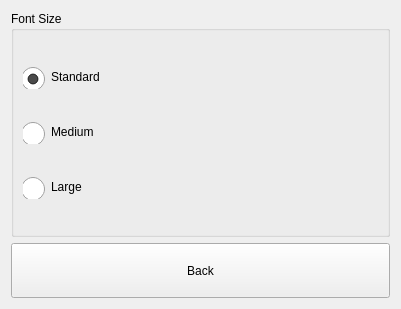
The window that dlgpreferences.ui (ic005k/Knot-Legacy) describes before a commit, drawn with Qt 5.
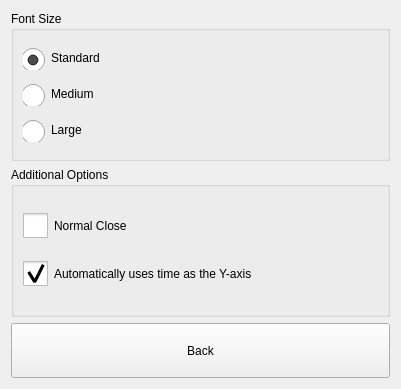
The same window after the commit. Icons and pictures are not drawn.

```diff
--- a/dlgpreferences.ui
+++ b/dlgpreferences.ui
@@ -7,7 +7,7 @@
     <x>0</x>
     <y>0</y>
     <width>401</width>
-    <height>309</height>
+    <height>389</height>
    </rect>
   </property>
   <property name="windowTitle">
@@ -120,6 +120,46 @@
     </widget>
    </item>
    <item row="1" column="0">
+    <widget class="QGroupBox" name="groupBox">
+     <property name="title">
+      <string>Additional Options</string>
+     </property>
+     <layout class="QGridLayout" name="gridLayout_3">
+      <item row="0" column="0">
+       <widget class="QCheckBox" name="chkClose">
+        <property name="styleSheet">
+         <string notr="true">QCheckBox::indicator {
+    /* 选择框尺寸 */
+    width:25px;
+    height:25px;
+}</string>
+        </property>
+        <property name="text">
+         <string>Normal Close</string>
+        </property>
+       </widget>
+      </item>
+      <item row="1" column="0">
+       <widget class="QCheckBox" name="chkAutoTime">
+        <property name="styleSheet">
+         <string notr="true">QCheckBox::indicator {
+    /* 选择框尺寸 */
+    width:25px;
+    height:25px;
+}</string>
+        </property>
+        <property name="text">
+         <string>Automatically uses time as the Y-axis</string>
+        </property>
+        <property name="checked">
+         <bool>true</bool>
+        </property>
+       </widget>
+      </item>
+     </layout>
+    </widget>
+   </item>
+   <item row="2" column="0">
     <widget class="QToolButton" name="btnBack">
      <property name="sizePolicy">
       <sizepolicy hsizetype="Preferred" vsizetype="Fixed">
```
